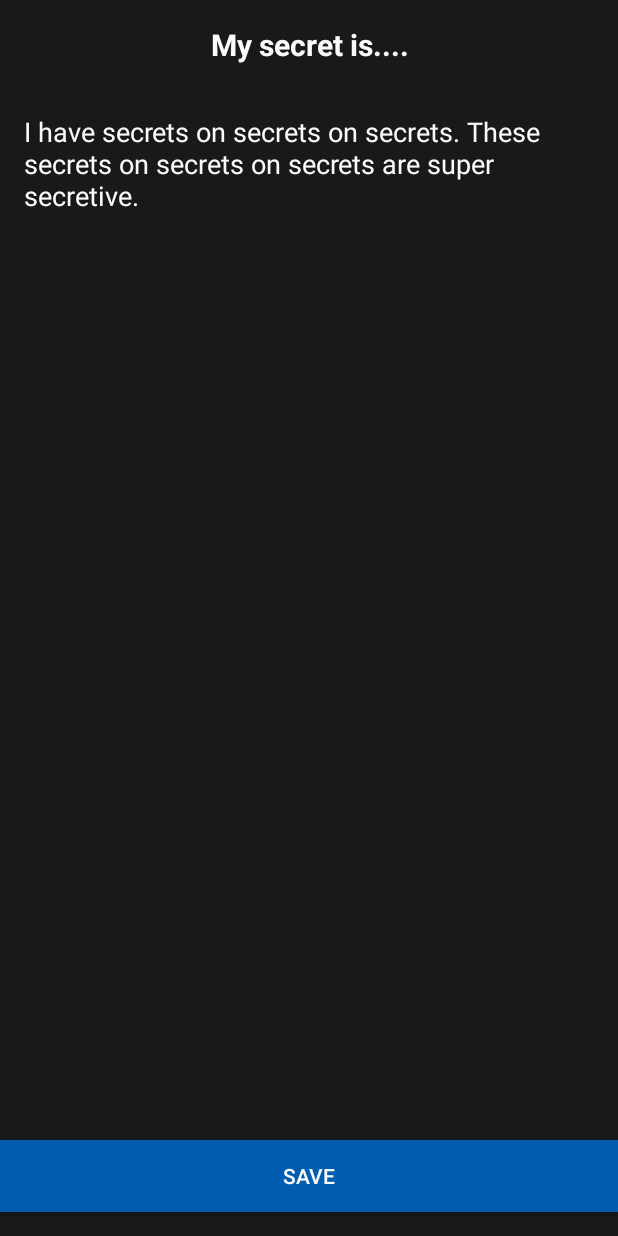
After one commit to Braxtron3000/SecretCalcThatReadsAnEpub, an Android app: the newSecret screen opened through its navigation route, on a phone screen of 412 x 824 dp. The commit adds this screen. Run offline under Robolectric (Android 15) with nearby library versions, the phone set to English and light mode, and no system bars; our stand-ins replace navigation-ui.

Commit message:
second and third fragments

```diff
--- a/app/build.gradle
+++ b/app/build.gradle
@@ -38,10 +38,12 @@ dependencies {
     implementation 'androidx.constraintlayout:constraintlayout:2.1.1'
     implementation 'androidx.lifecycle:lifecycle-livedata-ktx:2.4.0'
     implementation 'androidx.lifecycle:lifecycle-viewmodel-ktx:2.4.0'
+    implementation 'androidx.navigation:navigation-fragment:2.3.5'
+    implementation 'androidx.navigation:navigation-ui:2.3.5'
+    implementation 'androidx.legacy:legacy-support-v4:1.0.0'
     testImplementation 'junit:junit:4.+'
     androidTestImplementation 'androidx.test.ext:junit:1.1.3'
     androidTestImplementation 'androidx.test.espresso:espresso-core:3.4.0'
-
 
     def lifecycle_version = "2.4.0"
     def arch_version = "2.1.0"
--- /dev/null
+++ b/app/src/main/java/com/finalproject/queerCalc/newSecret.java
@@ -0,0 +1,64 @@
+package com.finalproject.queerCalc;
+
+import android.os.Bundle;
+
+import androidx.fragment.app.Fragment;
+
+import android.view.LayoutInflater;
+import android.view.View;
+import android.view.ViewGroup;
+
+/**
+ * A simple {@link Fragment} subclass.
+ * Use the {@link newSecret#newInstance} factory method to
+ * create an instance of this fragment.
+ */
+public class newSecret extends Fragment {
+
+    // TODO: Rename parameter arguments, choose names that match
+    // the fragment initialization parameters, e.g. ARG_ITEM_NUMBER
+    private static final String ARG_PARAM1 = "param1";
+    private static final String ARG_PARAM2 = "param2";
+
+    // TODO: Rename and change types of parameters
+    private String mParam1;
+    private String mParam2;
+
+    public newSecret() {
+        // Required empty public constructor
+    }
+
+    /**
+     * Use this factory method to create a new instance of
+     * this fragment using the provided parameters.
+     *
+     * @param param1 Parameter 1.
+     * @param param2 Parameter 2.
+     * @return A new instance of fragment newSecret.
+     */
+    // TODO: Rename and change types and number of parameters
+    public static newSecret newInstance(String param1, String param2) {
+        newSecret fragment = new newSecret();
+        Bundle args = new Bundle();
+        args.putString(ARG_PARAM1, param1);
+        args.putString(ARG_PARAM2, param2);
+        fragment.setArguments(args);
+        return fragment;
+    }
+
+    @Override
+    public void onCreate(Bundle savedInstanceState) {
+        super.onCreate(savedInstanceState);
+        if (getArguments() != null) {
+            mParam1 = getArguments().getString(ARG_PARAM1);
+            mParam2 = getArguments().getString(ARG_PARAM2);
+        }
+    }
+
+    @Override
+    public View onCreateView(LayoutInflater inflater, ViewGroup container,
+                             Bundle savedInstanceState) {
+        // Inflate the layout for this fragment
+        return inflater.inflate(R.layout.fragment_new_secret, container, false);
+    }
+}
--- /dev/null
+++ b/app/src/main/res/drawable/ic_baseline_more_vert_24.xml
@@ -0,0 +1,5 @@
+<vector android:height="24dp" android:tint="#F5F7F9"
+    android:viewportHeight="24" android:viewportWidth="24"
+    android:width="24dp" xmlns:android="http://schemas.android.com/apk/res/android">
+    <path android:fillColor="@android:color/white" android:pathData="M12,8c1.1,0 2,-0.9 2,-2s-0.9,-2 -2,-2 -2,0.9 -2,2 0.9,2 2,2zM12,10c-1.1,0 -2,0.9 -2,2s0.9,2 2,2 2,-0.9 2,-2 -0.9,-2 -2,-2zM12,16c-1.1,0 -2,0.9 -2,2s0.9,2 2,2 2,-0.9 2,-2 -0.9,-2 -2,-2z"/>
+</vector>
--- /dev/null
+++ b/app/src/main/res/layout/fragment_new_secret.xml
@@ -0,0 +1,59 @@
+<?xml version="1.0" encoding="utf-8"?>
+<androidx.constraintlayout.widget.ConstraintLayout xmlns:android="http://schemas.android.com/apk/res/android"
+    xmlns:app="http://schemas.android.com/apk/res-auto"
+    xmlns:tools="http://schemas.android.com/tools"
+    android:id="@+id/constraintLayout"
+    android:layout_width="match_parent"
+    android:layout_height="match_parent"
+    android:background="@color/black_background"
+    tools:context=".newSecret" >
+
+    <EditText
+        android:id="@+id/newSecretTitle"
+        android:layout_width="wrap_content"
+        android:layout_height="wrap_content"
+        android:layout_marginTop="16dp"
+        android:background="@null"
+        android:ems="10"
+        android:foregroundGravity="center_horizontal"
+        android:gravity="center_horizontal"
+        android:hint="My secret is...."
+        android:textColorHint="@color/white_lettering"
+        android:textSize="20sp"
+        android:textStyle="bold"
+        app:layout_constraintEnd_toEndOf="parent"
+        app:layout_constraintStart_toStartOf="parent"
+        app:layout_constraintTop_toTopOf="parent" />
+
+    <EditText
+        android:id="@+id/editTextTextMultiLine"
+        android:layout_width="0dp"
+        android:layout_height="0dp"
+        android:layout_marginStart="16dp"
+        android:layout_marginTop="32dp"
+        android:layout_marginEnd="16dp"
+        android:layout_marginBottom="16dp"
+        android:background="@null"
+        android:ems="10"
+        android:gravity="start|top"
+        android:hint="I have secrets on secrets on secrets. These secrets on secrets on secrets are super secretive."
+        android:inputType="textMultiLine"
+        android:textColorHint="@color/white_lettering"
+        app:layout_constraintBottom_toTopOf="@+id/button"
+        app:layout_constraintEnd_toEndOf="parent"
+        app:layout_constraintStart_toStartOf="parent"
+        app:layout_constraintTop_toBottomOf="@+id/newSecretTitle" />
+
+    <androidx.appcompat.widget.AppCompatButton
+        android:id="@+id/button"
+        android:layout_width="0dp"
+        android:layout_height="wrap_content"
+        android:layout_marginBottom="16dp"
+        android:background="@color/blue_plus_button"
+        android:text="Save"
+        android:textColor="@color/white_lettering"
+        app:layout_constraintBottom_toBottomOf="parent"
+        app:layout_constraintEnd_toEndOf="parent"
+        app:layout_constraintStart_toStartOf="parent" />
+
+</androidx.constraintlayout.widget.ConstraintLayout>
--- a/app/src/main/res/layout/main_activity.xml
+++ b/app/src/main/res/layout/main_activity.xml
@@ -1,7 +1,18 @@
 <?xml version="1.0" encoding="utf-8"?>
 <FrameLayout xmlns:android="http://schemas.android.com/apk/res/android"
     xmlns:tools="http://schemas.android.com/tools"
+    xmlns:app="http://schemas.android.com/apk/res-auto"
     android:id="@+id/container"
     android:layout_width="match_parent"
     android:layout_height="match_parent"
-    tools:context=".MainActivity" />
+    tools:context=".MainActivity" >
+
+    <fragment
+        android:id="@+id/nav_host"
+        android:name="androidx.navigation.fragment.NavHostFragment"
+        android:layout_width="match_parent"
+        android:layout_height="match_parent"
+        app:defaultNavHost="true"
+        app:navGraph="@navigation/main_navigation_graph"/>
+
+</FrameLayout>
--- /dev/null
+++ b/app/src/main/res/navigation/main_navigation_graph.xml
@@ -0,0 +1,30 @@
+<?xml version="1.0" encoding="utf-8"?>
+<navigation xmlns:android="http://schemas.android.com/apk/res/android"
+    xmlns:app="http://schemas.android.com/apk/res-auto"
+    xmlns:tools="http://schemas.android.com/tools"
+    android:id="@+id/main_navigation_graph"
+    app:startDestination="@id/mainFragment">
+
+    <fragment
+        android:id="@+id/mainFragment"
+        android:name="com.finalproject.queerCalc.ui.main.MainFragment"
+        android:label="MainFragment" >
+        <action
+            android:id="@+id/action_mainFragment_to_secrets"
+            app:destination="@id/secrets" />
+    </fragment>
+    <fragment
+        android:id="@+id/secrets"
+        android:name="com.finalproject.queerCalc.ui.main.Secrets"
+        android:label="secrets_fragment"
+        tools:layout="@layout/secrets_fragment" >
+        <action
+            android:id="@+id/action_secrets_to_newSecret"
+            app:destination="@id/newSecret" />
+    </fragment>
+    <fragment
+        android:id="@+id/newSecret"
+        android:name="com.finalproject.queerCalc.newSecret"
+        android:label="fragment_new_secret"
+        tools:layout="@layout/fragment_new_secret" />
+</navigation>
--- a/app/src/main/res/values/strings.xml
+++ b/app/src/main/res/values/strings.xml
@@ -1,3 +1,5 @@
 <resources>
     <string name="app_name">QueerCalc</string>
+    <!-- TODO: Remove or change this placeholder text -->
+    <string name="hello_blank_fragment">Hello blank fragment</string>
 </resources>
```
Also changed, not shown: app/src/main/java/com/finalproject/queerCalc/MainActivity.java (+4 -6 lines), app/src/main/java/com/finalproject/queerCalc/SecretsAdapter.java (added, +24 -0 lines), app/src/main/java/com/finalproject/queerCalc/ui/main/MainFragment.java (+25 -2 lines), app/src/main/java/com/finalproject/queerCalc/ui/main/MainViewModel.java (+12 -2 lines), app/src/main/java/com/finalproject/queerCalc/ui/main/Secrets.java (added, +52 -0 lines), app/src/main/java/com/finalproject/queerCalc/ui/main/SecretsViewModel.java (added, +19 -0 lines), app/src/main/res/layout/secretcard.xml (added, +50 -0 lines), app/src/main/res/layout/secrets_fragment.xml (added, +56 -0 lines).
